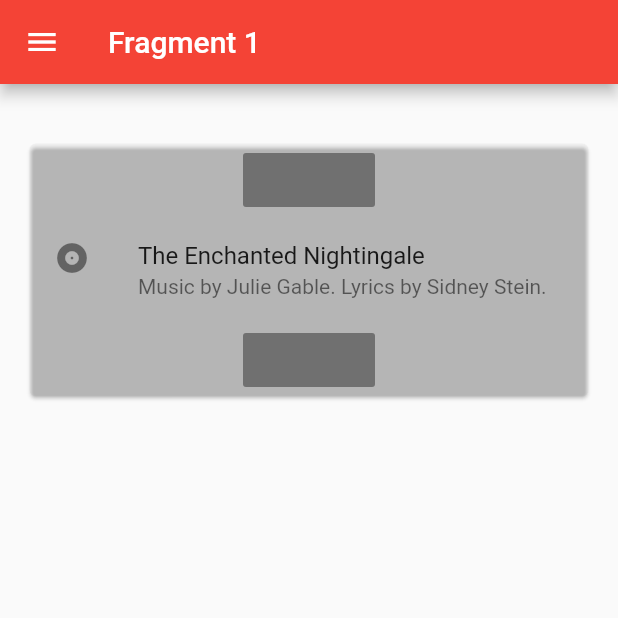
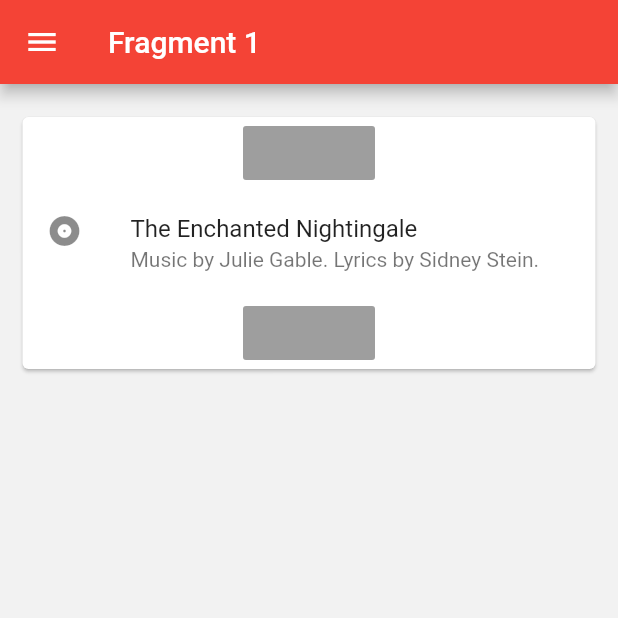
Before and after one commit to egemendurmus/flutter_app_deneme, a Flutter app: the HomePage screen opened directly, on a phone screen of 412 x 824 dp, the top half of it. Run offline on Flutter 3.47's test engine with Material 2 defaults, Android fonts, the phone set to English and light mode, and no system bars; missing offline and left inert: validate.

Commit message:
color eklendi

```diff
--- a/lib/SampleApp.dart
+++ b/lib/SampleApp.dart
@@ -1,14 +1,17 @@
 import 'fragments/first_fragment.dart';
 import 'main.dart';
+
 
 import 'package:flutter/material.dart';
 
 class DrawerItem {
   String title;
   IconData icon;
+  DrawerItem(this.title, this.icon);
 
-  DrawerItem(this.title, this.icon);
+
 }
+
 
 class HomePage extends StatefulWidget {
   final drawerItems = [
@@ -59,9 +62,10 @@ class HomePageState extends State<HomePage> {
       appBar: new AppBar(
         // here we display the title corresponding to the fragment
         // you can instead choose to have a static title
-        title: new Text(widget.drawerItems[_selectedDrawerIndex].title),
+        title: new Text(widget.drawerItems[_selectedDrawerIndex].title,textAlign: TextAlign.end,),
         backgroundColor: Colors.red,
       ),
+
       drawer: new Drawer(
         child: new Column(
           crossAxisAlignment: CrossAxisAlignment.stretch,
@@ -88,6 +92,8 @@ class HomePageState extends State<HomePage> {
         ),
       ),
       body: _getDrawerItemWidget(_selectedDrawerIndex),
+      backgroundColor:  const Color(0xF1F1F1F1) ,
     );
   }
+
 }
--- a/lib/fragments/first_fragment.dart
+++ b/lib/fragments/first_fragment.dart
@@ -9,10 +9,8 @@ class FirstFragment extends StatelessWidget {
         children: <Widget>[
           new Container(
             child: new Card(
-              margin: new EdgeInsets.fromLTRB(20.0, 40.0, 20.0, 1.0),
-              color: new Color(0xbfbfbf),
-
-
+              margin: new EdgeInsets.fromLTRB(15.0, 22.0, 15.0, 1.0),
+             // color: new Color(0xf1f1f1),
               child: new Column(
                 mainAxisSize: MainAxisSize.min,
                 children: <Widget>[
--- a/pubspec.yaml
+++ b/pubspec.yaml
@@ -10,7 +10,8 @@ dependencies:
   cupertino_icons: ^0.1.0
   english_words: ^3.1.0
   validate: ^1.6.0
-
+  color: any
+  complimentary_colors: any
 
 flutter_test:
     sdk: flutter
```
Also changed, not shown: lib/utility/ViewUtilities.dart (added, +27 -0 lines), pubspec.lock.
